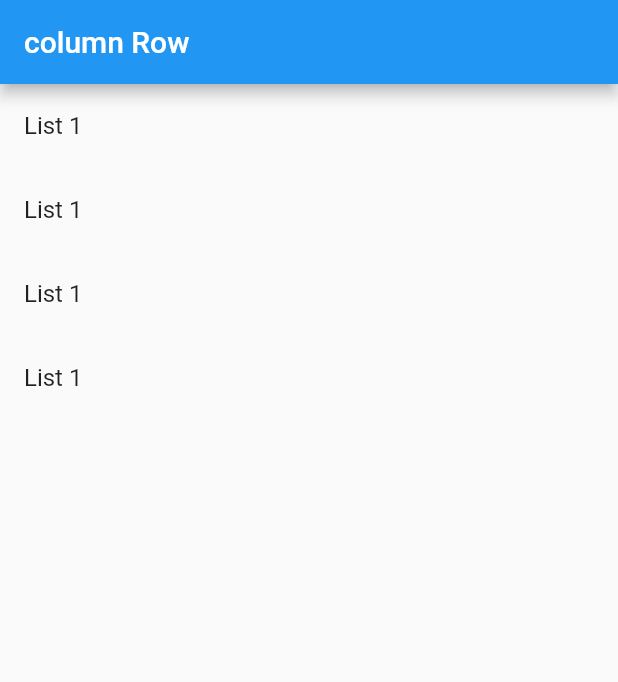
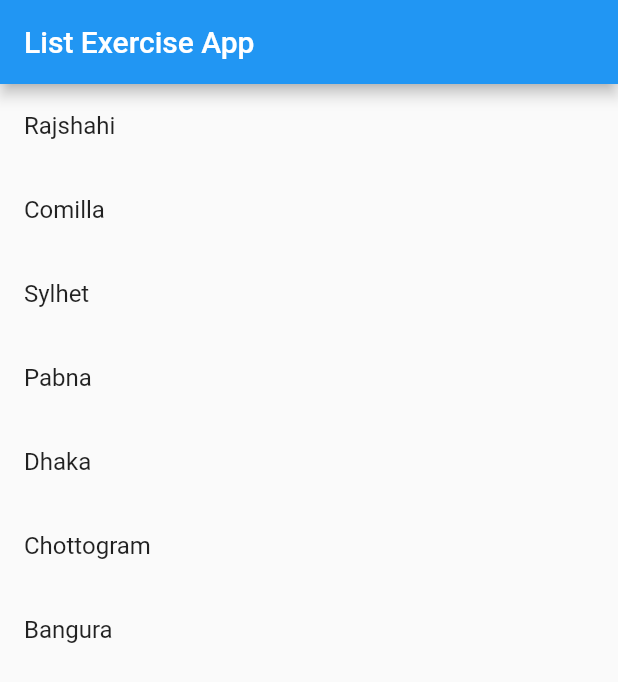
Before and after one commit to iqbalhasandev/Mobile-Application-Development-With-Flutter, a Flutter app: the screen it shows after launch, on a phone screen of 412 x 824 dp. Shown: the top 682 px of the screen. Run offline on Flutter 3.47's test engine with Material 2 defaults, Android fonts, the phone set to English and light mode, and no system bars.

Commit message:
Dymic List

```diff
--- a/lib/main.dart
+++ b/lib/main.dart
@@ -1,41 +1,42 @@
 import 'package:flutter/material.dart';
 
-void main() => runApp(MyApp());
+void main() => runApp(ListApp());
 
-class MyApp extends StatelessWidget {
-  // const MyApp({Key? key}) : super(key: key);
-
+class ListApp extends StatelessWidget {
   @override
   Widget build(BuildContext context) {
     return MaterialApp(
       home: Scaffold(
         appBar: AppBar(
-          title: Text("column Row"),
+          title: Text("List Exercise App"),
         ),
-        body: MyListView(),
+        body: ListViewContent(),
       ),
     );
   }
 }
 
-class MyListView extends StatelessWidget {
+class ListViewContent extends StatelessWidget {
+  final Zilla = [
+    "Rajshahi",
+    "Comilla",
+    "Sylhet",
+    "Pabna",
+    "Dhaka",
+    "Chottogram",
+    "Bangura"
+  ];
   @override
   Widget build(BuildContext context) {
-    return ListView(
-      children: [
-        ListTile(
-          title: Text('List 1'),
-        ),
-        ListTile(
-          title: Text('List 1'),
-        ),
-        ListTile(
-          title: Text('List 1'),
-        ),
-        ListTile(
-          title: Text('List 1'),
-        ),
-      ],
+    return ListView.builder(
+      itemCount: Zilla.length,
+      itemBuilder: (context, index) {
+        return ListTile(
+          title: Container(
+            child: Text(Zilla[index]),
+          ),
+        );
+      },
     );
   }
 }
```
